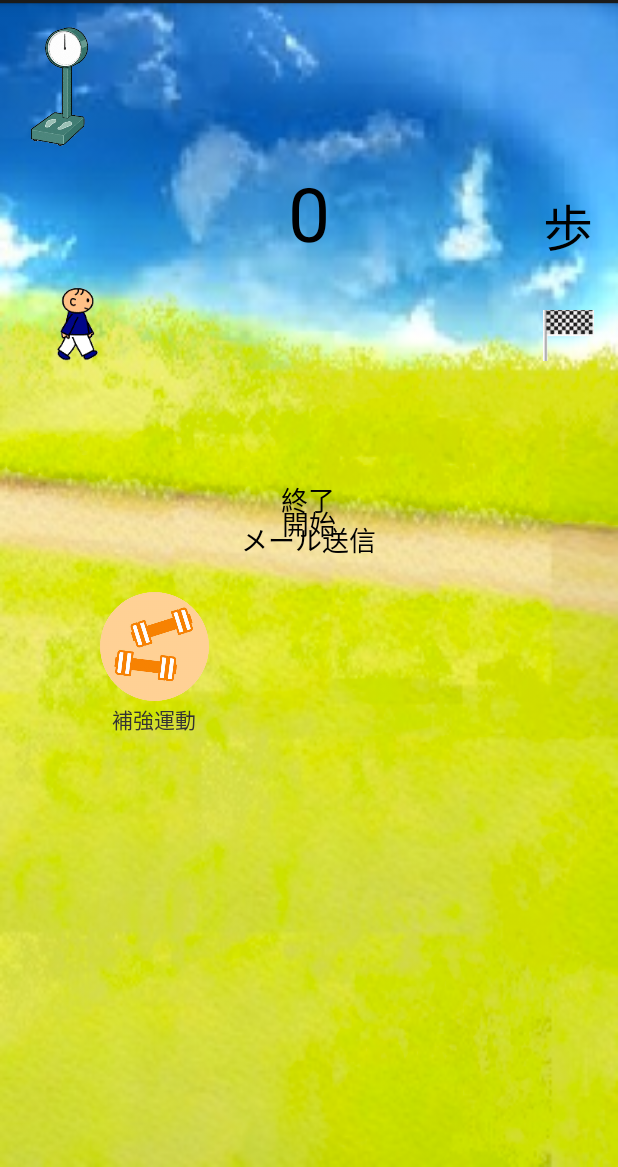
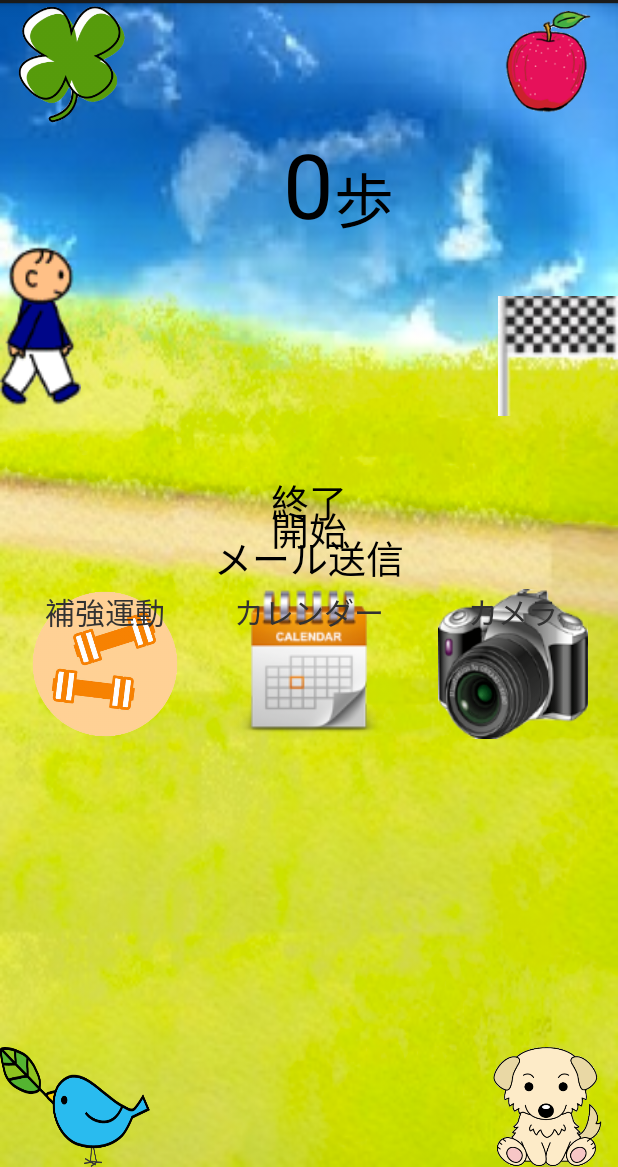
Before and after one commit to takoika0601/HealthCareManagement, an Android app: the layout activity_main.xml on its own in the app's theme, with its tools: preview values and no code run, on a phone screen of 412 x 824 dp, the part 69-1236 px from its top. Run offline under Robolectric (Android 15) with nearby library versions, the light colour scheme and no system bars.

```diff
--- a/app/src/main/res/layout-xhdpi/activity_main.xml
+++ b/app/src/main/res/layout-xhdpi/activity_main.xml
@@ -145,7 +145,7 @@
             />
 
         <ImageButton
-            android:id="@+id/aki"
+            android:id="@+id/main_calendar"
             android:layout_width="wrap_content"
             android:layout_height="wrap_content"
             android:minHeight="100dp"
@@ -162,11 +162,11 @@
             android:gravity="center"
             android:text="カレンダー"
             android:textSize="20sp"
-            android:layout_below="@+id/aki"
+            android:layout_below="@id/main_calendar"
             android:layout_centerHorizontal="true"/>
 
         <ImageButton
-            android:id="@+id/imageButton3"
+            android:id="@+id/main_camera"
             android:layout_width="wrap_content"
             android:layout_height="wrap_content"
             android:adjustViewBounds="true"
@@ -183,7 +183,7 @@
             android:layout_marginRight="20dp"
             android:text="カメラ"
             android:textSize="20sp"
-            android:layout_below="@+id/imageButton3"
+            android:layout_below="@id/main_camera"
             android:layout_alignParentRight="true"/>
     </RelativeLayout>
 
--- a/app/src/main/res/layout/activity_main.xml
+++ b/app/src/main/res/layout/activity_main.xml
@@ -2,103 +2,224 @@
 <RelativeLayout xmlns:android="http://schemas.android.com/apk/res/android"
                 android:layout_width="match_parent"
                 android:layout_height="match_parent"
-                android:paddingLeft="@dimen/activity_horizontal_margin"
-                android:paddingRight="@dimen/activity_horizontal_margin"
-                android:paddingTop="@dimen/activity_vertical_margin"
-                android:paddingBottom="@dimen/activity_vertical_margin"
                 android:background="@drawable/kabe">
+
+    <LinearLayout
+        android:id="@+id/linearLayout1"
+        android:orientation="horizontal"
+        android:layout_width="match_parent"
+        android:layout_height="wrap_content">
+
+        <ImageButton
+            android:id="@+id/clover"
+            android:layout_width="wrap_content"
+            android:layout_height="wrap_content"
+            android:layout_weight="1"
+            android:adjustViewBounds="true"
+            android:maxHeight="80dp"
+            android:maxWidth="50dp"
+            android:scaleType="fitCenter"
+            android:src="@drawable/clover"
+            android:background="#00000000"/>
+
+        <LinearLayout
+            android:layout_width="wrap_content"
+            android:layout_height="wrap_content"
+            android:layout_weight="5"></LinearLayout>
+
+        <ImageButton
+            android:id="@+id/apple"
+            android:layout_width="wrap_content"
+            android:layout_height="wrap_content"
+            android:layout_weight="1"
+            android:adjustViewBounds="true"
+            android:maxHeight="80dp"
+            android:maxWidth="50dp"
+            android:scaleType="fitCenter"
+            android:src="@drawable/apple"
+            android:background="#00000000"/>
+
+    </LinearLayout>
+
+    <RelativeLayout
+        android:id="@+id/relativeLayout1"
+        android:layout_width="match_parent"
+        android:layout_height="wrap_content"
+        android:layout_below="@id/linearLayout1">
+
+        <TextView
+            android:id="@+id/counter"
+            android:layout_width="wrap_content"
+            android:layout_height="wrap_content"
+            android:layout_centerInParent="true"
+            android:text="0"
+            android:textAppearance="?android:attr/textAppearanceLarge"
+            android:textSize="60sp"/>
 
         <TextView
             android:id="@+id/textView1"
             android:layout_width="wrap_content"
             android:layout_height="wrap_content"
-        android:layout_above="@+id/imageView2"
-        android:layout_alignLeft="@+id/imageView2"
-        android:layout_marginBottom="31dp"
             android:text="歩"
             android:textAppearance="?android:attr/textAppearanceLarge"
-        android:textSize="33sp"/>
+            android:textSize="40sp"
+            android:layout_alignBottom="@+id/counter"
+            android:layout_toRightOf="@+id/counter"/>
+    </RelativeLayout>
 
-    <TextView
-        android:id="@+id/counter"
-        android:layout_width="wrap_content"
-        android:layout_height="wrap_content"
-        android:layout_alignBottom="@+id/textView1"
-        android:layout_centerHorizontal="true"
-        android:text="0"
-        android:textAppearance="?android:attr/textAppearanceLarge"
-        android:textSize="50sp"/>
+    <FrameLayout
+        android:id="@+id/frameLayout"
+        android:layout_width="match_parent"
+        android:layout_height="150dp"
+        android:layout_alignParentLeft="true"
+        android:layout_below="@+id/relativeLayout1">
+
+
+        <ImageView
+            android:id="@+id/walkman"
+            android:layout_width="54dp"
+            android:layout_height="108dp"
+            android:contentDescription="歩行者画像"
+            android:background="@drawable/walkman"/>
 
         <ImageView
             android:id="@+id/imageView2"
-        android:layout_width="wrap_content"
-        android:layout_height="wrap_content"
-        android:src="@drawable/goal"
-        android:layout_alignBottom="@+id/walkman"
-        android:layout_alignParentRight="true"/>
+            android:layout_width="80dp"
+            android:layout_height="80dp"
+            android:layout_gravity="right|center_vertical"
+            android:adjustViewBounds="true"
+            android:background="@drawable/goal"/>
+    </FrameLayout>
 
-    <ImageButton
-        android:id="@+id/imageButton"
-        android:layout_width="wrap_content"
-        android:layout_height="wrap_content"
-        android:layout_alignParentLeft="true"
-        android:layout_alignParentTop="true"
-        android:adjustViewBounds="true"
-        android:background="#00000000"
-        android:maxHeight="80dp"
-        android:scaleType="fitCenter"
-        android:src="@drawable/we"/>
-
-    <ImageView
-        android:id="@+id/walkman"
-        android:layout_width="wrap_content"
-        android:layout_height="wrap_content"
-        android:layout_alignRight="@+id/imageButton"
-        android:layout_below="@+id/imageButton"
-        android:layout_marginTop="93dp"
-        android:contentDescription="歩行者画像"
-        android:src="@drawable/walkman"/>
+    <RelativeLayout
+        android:id="@+id/relativeLayout3"
+        android:layout_width="match_parent"
+        android:layout_height="80dp"
+        android:layout_below="@id/frameLayout">
 
         <Button
             android:id="@+id/button1"
             android:layout_width="wrap_content"
             android:layout_height="wrap_content"
-        android:layout_above="@+id/imageButton1"
-        android:layout_centerHorizontal="true"
+            android:layout_centerInParent="true"
             android:background="#00000000"
-        android:text="開始"/>
+            android:text="開始"
+            android:textSize="25sp"/>
+
+        <Button
+            android:id="@+id/button2"
+            android:layout_width="wrap_content"
+            android:layout_height="wrap_content"
+            android:layout_centerInParent="true"
+            android:background="#00000000"
+            android:text="終了\nメール送信"
+            android:textSize="25sp"/>
+    </RelativeLayout>
+
+    <RelativeLayout
+        android:id="@+id/relativeLayout4"
+        android:layout_width="match_parent"
+        android:layout_height="wrap_content"
+        android:layout_below="@id/relativeLayout3"
+        android:layout_marginLeft="20dp"
+        android:layout_marginRight="20dp">
 
         <ImageButton
             android:id="@+id/imageButton1"
             android:layout_width="wrap_content"
             android:layout_height="wrap_content"
-        android:layout_below="@+id/button2"
-        android:layout_marginTop="20dp"
-        android:layout_toRightOf="@id/walkman"
             android:adjustViewBounds="true"
             android:background="#00000000"
-        android:maxWidth="75dp"
+            android:maxWidth="100dp"
             android:scaleType="fitCenter"
             android:src="@drawable/danberu"/>
-
-    <Button
-        android:id="@+id/button2"
-        android:layout_width="wrap_content"
-        android:layout_height="wrap_content"
-        android:layout_below="@+id/imageView2"
-        android:layout_centerHorizontal="true"
-        android:layout_marginTop="79dp"
-        android:background="#00000000"
-        android:text="終了\nメール送信"/>
 
         <TextView
             android:id="@+id/textView2"
             android:layout_width="wrap_content"
             android:layout_height="wrap_content"
-        android:layout_alignLeft="@+id/imageButton1"
-        android:layout_alignRight="@+id/imageButton1"
-        android:layout_below="@+id/imageButton1"
+            android:layout_marginLeft="10dp"
+            android:text="補強運動"
+            android:textSize="20sp"
+            android:layout_alignTop="@+id/textView3"
+            />
+
+        <ImageButton
+            android:id="@+id/main_calendar"
+            android:layout_width="wrap_content"
+            android:layout_height="wrap_content"
+            android:minHeight="100dp"
+            android:minWidth="100dp"
+            android:scaleType="fitCenter"
+            android:adjustViewBounds="true"
+            android:layout_centerHorizontal="true"
+            android:background="@drawable/calendar"/>
+
+        <TextView
+            android:id="@+id/textView3"
+            android:layout_width="wrap_content"
+            android:layout_height="wrap_content"
             android:gravity="center"
-        android:text="補強運動"/>
+            android:text="カレンダー"
+            android:textSize="20sp"
+            android:layout_below="@+id/aki"
+            android:layout_centerHorizontal="true"/>
 
+        <ImageButton
+            android:id="@+id/main_camera"
+            android:layout_width="wrap_content"
+            android:layout_height="wrap_content"
+            android:adjustViewBounds="true"
+            android:background="@drawable/camera"
+            android:minWidth="100dp"
+            android:minHeight="100dp"
+            android:scaleType="fitCenter"
+            android:layout_alignParentRight="true"/>
+
+        <TextView
+            android:id="@+id/textView4"
+            android:layout_width="wrap_content"
+            android:layout_height="wrap_content"
+            android:layout_marginRight="20dp"
+            android:text="カメラ"
+            android:textSize="20sp"
+            android:layout_below="@+id/imageButton3"
+            android:layout_alignParentRight="true"/>
     </RelativeLayout>
+
+    <LinearLayout
+        android:id="@+id/linearLayout2"
+        android:orientation="horizontal"
+        android:layout_width="match_parent"
+        android:layout_height="wrap_content"
+        android:layout_alignParentBottom="true">
+
+        <ImageButton
+            android:id="@+id/bard"
+            android:layout_width="100dp"
+            android:layout_height="80dp"
+            android:adjustViewBounds="true"
+            android:maxHeight="1dp"
+            android:maxWidth="50dp"
+            android:scaleType="fitCenter"
+            android:background="@drawable/bard"/>
+
+        <LinearLayout
+            android:layout_width="wrap_content"
+            android:layout_height="wrap_content"
+            android:layout_weight="5"></LinearLayout>
+
+        <ImageButton
+            android:id="@+id/dog"
+            android:layout_width="wrap_content"
+            android:layout_height="wrap_content"
+            android:layout_weight="1"
+            android:adjustViewBounds="true"
+            android:maxHeight="80dp"
+            android:maxWidth="50dp"
+            android:scaleType="fitCenter"
+            android:src="@drawable/dog"
+            android:background="#00000000"/>
+
+    </LinearLayout>
+</RelativeLayout>
--- a/app/src/main/res/menu/main.xml
+++ b/app/src/main/res/menu/camera.xml
@@ -1,6 +1,6 @@
 <menu xmlns:android="http://schemas.android.com/apk/res/android"
     xmlns:tools="http://schemas.android.com/tools"
-    tools:context=".MainActivity" >
+    tools:context="jp.co.akiguchilab.healthcaremanagement.camera.CameraActivity" >
     <item android:id="@+id/action_settings"
         android:title="@string/action_settings"
         android:orderInCategory="100"
--- a/app/src/main/res/values/strings.xml
+++ b/app/src/main/res/values/strings.xml
@@ -6,5 +6,6 @@
     <string name="action_settings">Settings</string>
     <string name="title_activity_training">TrainingActivity</string>
     <string name="title_activity_setting_view">SettingViewActivity</string>
+    <string name="title_activity_camera">CameraActivity</string>
 
 </resources>
```
Also changed, not shown: app/src/main/AndroidManifest.xml (+6 -2 lines), app/src/main/java/jp/co/akiguchilab/healthcaremanagement/MainActivity.java (+14 -8 lines), app/src/main/java/jp/co/akiguchilab/healthcaremanagement/camera/CameraActivity.java (added, +244 -0 lines), app/src/main/res/layout/activity_camera.xml (added, +62 -0 lines), 1 other file. Lines whose indentation alone changed are shown as unchanged.
